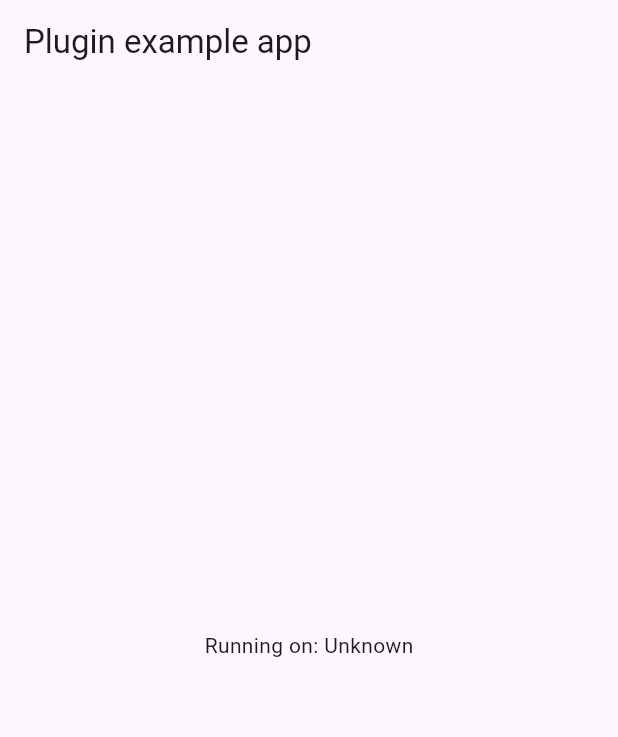
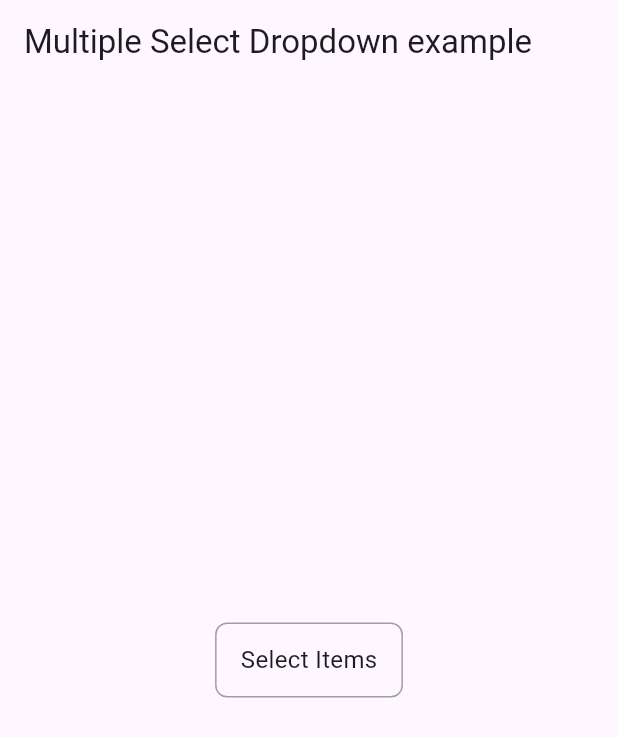
Before and after one commit to NikunjBhanderi/multiple_selection_drop_down, a Flutter app: the screen it shows after launch, on a phone screen of 412 x 824 dp. Shown: the top 737 px of the screen. Run offline on Flutter 3.47's test engine with Material 3 defaults, Android fonts, the phone set to English and light mode, and no system bars; our stand-ins replace plugin_platform_interface, web.

Commit message:
package example add
package example add

```diff
--- a/example/lib/main.dart
+++ b/example/lib/main.dart
@@ -1,7 +1,4 @@
 import 'package:flutter/material.dart';
-import 'dart:async';
-
-import 'package:flutter/services.dart';
 import 'package:multiple_selection_drop_down/multiple_selection_drop_down.dart';
 
 void main() {
@@ -16,48 +13,41 @@ class MyApp extends StatefulWidget {
 }
 
 class _MyAppState extends State<MyApp> {
-  String _platformVersion = 'Unknown';
-  final _multipleSelectionDropDownPlugin = MultipleSelectionDropDown();
-
-  @override
-  void initState() {
-    super.initState();
-    initPlatformState();
-  }
-
-  // Platform messages are asynchronous, so we initialize in an async method.
-  Future<void> initPlatformState() async {
-    String platformVersion;
-    // Platform messages may fail, so we use a try/catch PlatformException.
-    // We also handle the message potentially returning null.
-    try {
-      platformVersion =
-          await _multipleSelectionDropDownPlugin.getPlatformVersion() ?? 'Unknown platform version';
-    } on PlatformException {
-      platformVersion = 'Failed to get platform version.';
-    }
-
-    // If the widget was removed from the tree while the asynchronous platform
-    // message was in flight, we want to discard the reply rather than calling
-    // setState to update our non-existent appearance.
-    if (!mounted) return;
-
-    setState(() {
-      _platformVersion = platformVersion;
-    });
-  }
+  List<FruitsModel> listOfSelectedFruits = [];
+  List<FruitsModel> listOfFruits = [
+    FruitsModel(id: 1, name: "Mango"),
+    FruitsModel(id: 2, name: "Banana"),
+    FruitsModel(id: 3, name: "Apple"),
+    FruitsModel(id: 4, name: "Grape"),
+    FruitsModel(id: 5, name: "Orange"),
+  ];
 
   @override
   Widget build(BuildContext context) {
     return MaterialApp(
       home: Scaffold(
         appBar: AppBar(
-          title: const Text('Plugin example app'),
+          title: const Text('Multiple Select Dropdown example'),
         ),
         body: Center(
-          child: Text('Running on: $_platformVersion\n'),
+          child: MultipleSelectionDropDownView(
+            items: listOfFruits,
+            selectedItemList: listOfSelectedFruits,
+            displayText: (value) => value.name,
+            onChange: (value) {
+              listOfSelectedFruits = value;
+              setState(() {});
+            },
+          ),
         ),
       ),
     );
   }
 }
+
+class FruitsModel {
+  final int id;
+  final String name;
+
+  FruitsModel({required this.id, required this.name});
+}
```
